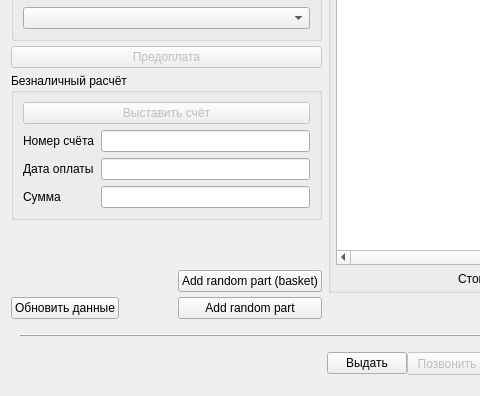
Old version of the form tabrepair.ui in the repository solderercb/snap_crm; both pictures show x 0 to 480 and y 612 to 1008 of the 1176 by 1008 pixel window.
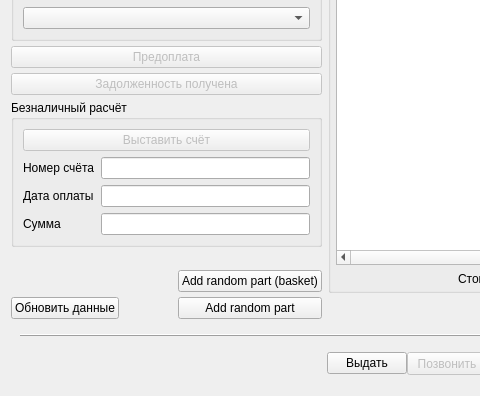
New version of the form. Icons and pictures are not drawn. Custom widgets are drawn as their Qt base class.

What changed in the file:
```diff
--- a/tabrepair.ui
+++ b/tabrepair.ui
@@ -609,7 +609,7 @@
            </property>
           </widget>
          </item>
-         <item row="20" column="0" colspan="2">
+         <item row="21" column="0" colspan="2">
           <widget class="QGroupBox" name="groupBoxCashless">
            <property name="sizePolicy">
             <sizepolicy hsizetype="Preferred" vsizetype="Minimum">
@@ -676,7 +676,7 @@
            </layout>
           </widget>
          </item>
-         <item row="21" column="1">
+         <item row="22" column="1">
           <spacer name="verticalSpacer_3">
            <property name="orientation">
             <enum>Qt::Vertical</enum>
@@ -689,21 +689,21 @@
            </property>
           </spacer>
          </item>
-         <item row="23" column="0">
+         <item row="24" column="0">
           <widget class="QPushButton" name="pushButtonManualUpdateRepairData">
            <property name="text">
             <string>Обновить данные</string>
            </property>
           </widget>
          </item>
-         <item row="23" column="1">
+         <item row="24" column="1">
           <widget class="QPushButton" name="dbgBtnAddRandomPart">
            <property name="text">
             <string>Add random part</string>
            </property>
           </widget>
          </item>
-         <item row="22" column="1">
+         <item row="23" column="1">
           <widget class="QPushButton" name="dbgBtnAddRandomPartBasket">
            <property name="text">
             <string>Add random part (basket)</string>
@@ -720,6 +720,16 @@
            </property>
           </widget>
          </item>
+         <item row="20" column="0" colspan="2">
+          <widget class="QPushButton" name="pushButtonDebtReceived">
+           <property name="enabled">
+            <bool>false</bool>
+           </property>
+           <property name="text">
+            <string>Задолженность получена</string>
+           </property>
+          </widget>
+         </item>
         </layout>
        </item>
        <item row="0" column="1" rowspan="2">
@@ -1269,6 +1279,9 @@
                 </item>
                 <item row="1" column="0">
                  <widget class="worksAndSparePartsTable" name="tableViewWorksAndSpareParts">
+                  <property name="focusPolicy">
+                   <enum>Qt::TabFocus</enum>
+                  </property>
                   <property name="horizontalScrollBarPolicy">
                    <enum>Qt::ScrollBarAlwaysOn</enum>
                   </property>
```
Left out of the diff: 6 changed lines with no effect on the pictures.
